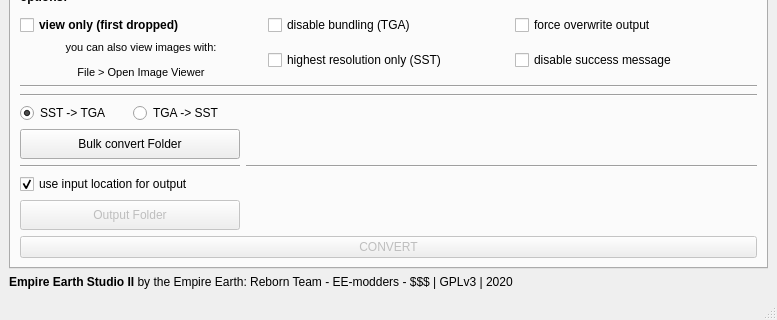
Above: src/lib/mainWindow.ui from EE-modders/Empire-Earth-Studio-2 before the change; both pictures show x 0 to 777 and y 314 to 634 of the 777 by 634 pixel window. Below: the same form after it.
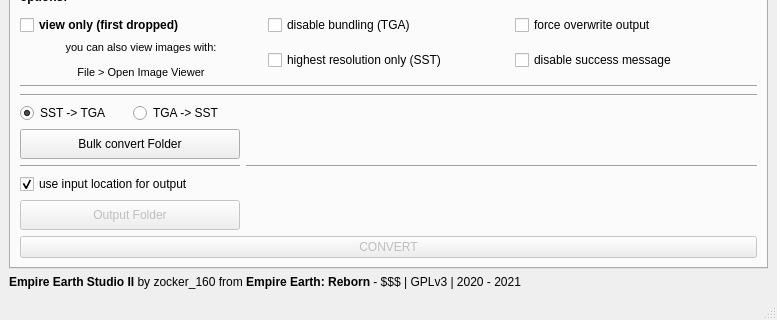
That is the form after the change. Icons and pictures are not drawn. Custom widgets are drawn as their Qt base class.

Diff of the .ui file:
```diff
--- a/src/lib/mainWindow.ui
+++ b/src/lib/mainWindow.ui
@@ -1034,7 +1034,7 @@
     <item>
      <widget class="QLabel" name="main_infotext">
       <property name="text">
-       <string>&lt;html&gt;&lt;head/&gt;&lt;body&gt;&lt;p&gt;&lt;span style=&quot; font-weight:600;&quot;&gt;Empire Earth Studio II&lt;/span&gt; by the Empire Earth: Reborn Team - EE-modders - $$$ | GPLv3 | 2020&lt;/p&gt;&lt;/body&gt;&lt;/html&gt;</string>
+       <string>&lt;html&gt;&lt;head/&gt;&lt;body&gt;&lt;p&gt;&lt;span style=&quot; font-weight:600;&quot;&gt;Empire Earth Studio II&lt;/span&gt; by zocker_160 from &lt;span style=&quot; font-weight:600;&quot;&gt;Empire Earth: Reborn&lt;/span&gt; - $$$ | GPLv3 | 2020 - 2021&lt;/p&gt;&lt;/body&gt;&lt;/html&gt;</string>
       </property>
       <property name="alignment">
        <set>Qt::AlignLeading|Qt::AlignLeft|Qt::AlignVCenter</set>
```
